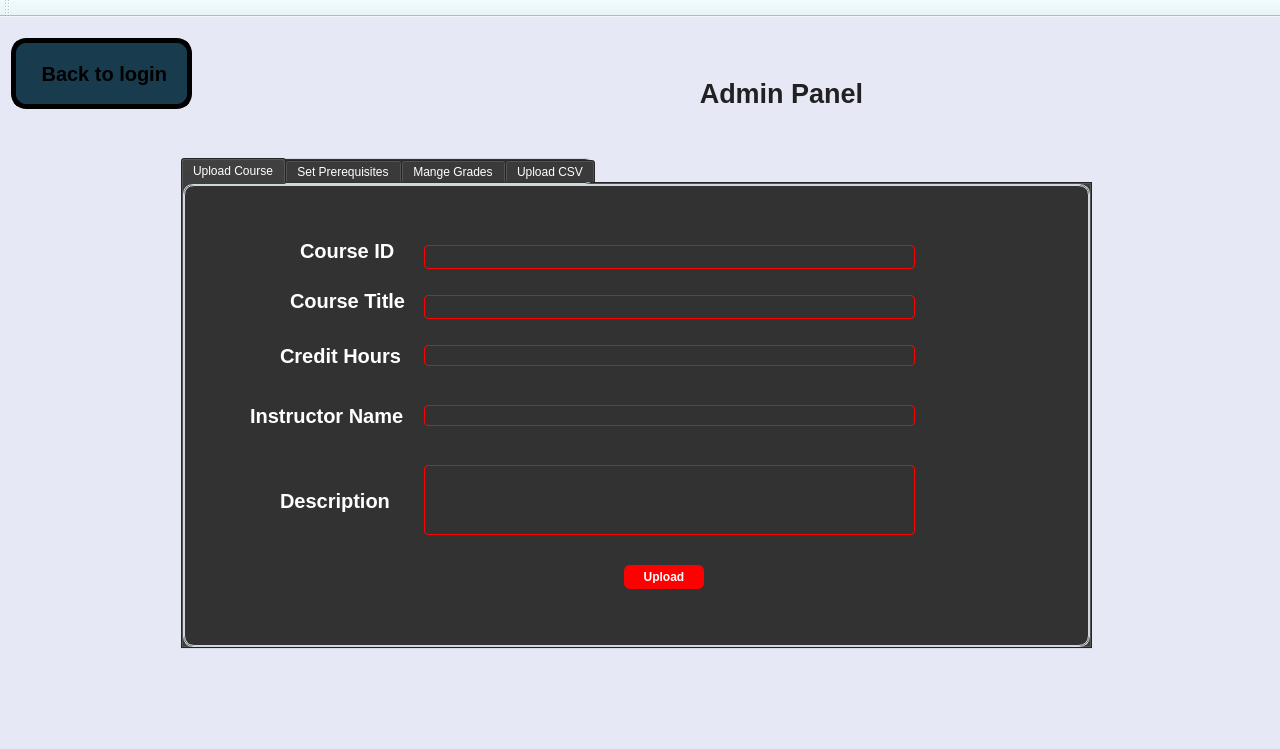
This is Coursify.ui in Ahmed-ElGoharyy/Coursifyy as Qt 5 draws it before an edit. The edited form follows.
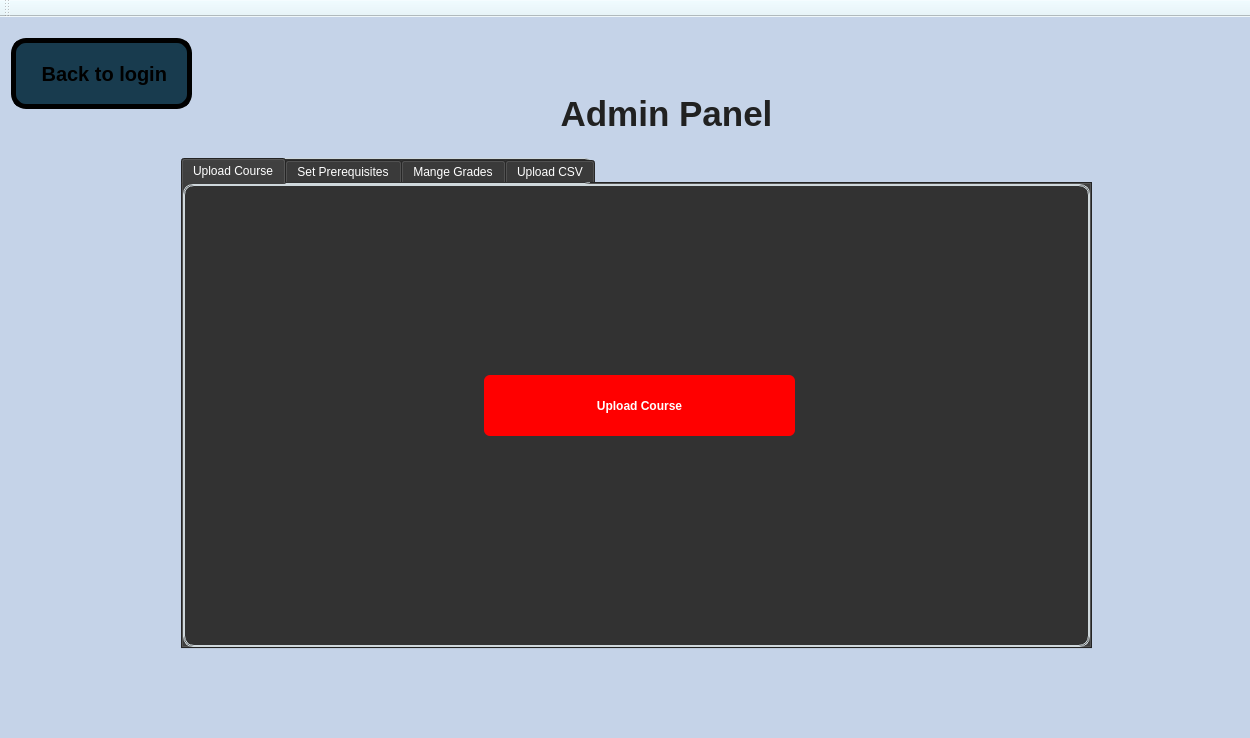
This is the edited form. The open tabs and pages were chosen to show the change. Icons and pictures are not drawn.

```diff
--- a/Coursify.ui
+++ b/Coursify.ui
@@ -6,8 +6,8 @@
    <rect>
     <x>0</x>
     <y>0</y>
-    <width>1280</width>
-    <height>749</height>
+    <width>1250</width>
+    <height>738</height>
    </rect>
   </property>
   <property name="palette">
@@ -490,7 +490,7 @@
     </size>
    </property>
    <property name="styleSheet">
-    <string notr="true">background-color:#E7E8F5;</string>
+    <string notr="true">background-color: rgb(197, 211, 232);</string>
    </property>
    <layout class="QGridLayout" name="gridLayout">
     <item row="0" column="0">
@@ -3039,15 +3039,15 @@
        <widget class="QLabel" name="label_14">
         <property name="geometry">
          <rect>
-          <x>440</x>
-          <y>50</y>
-          <width>661</width>
+          <x>460</x>
+          <y>70</y>
+          <width>391</width>
           <height>31</height>
          </rect>
         </property>
         <property name="font">
          <font>
-          <pointsize>20</pointsize>
+          <pointsize>26</pointsize>
           <bold>true</bold>
          </font>
         </property>
@@ -3219,70 +3219,13 @@
          <attribute name="title">
           <string>Upload Course</string>
          </attribute>
-         <widget class="QLineEdit" name="lineEdit_courseID">
-          <property name="geometry">
-           <rect>
-            <x>240</x>
-            <y>60</y>
-            <width>491</width>
-            <height>24</height>
-           </rect>
-          </property>
-          <property name="styleSheet">
-           <string notr="true">
-   color:white;
-    border: 1px solid Red;
-    border-radius: 4px;
-    padding: 4px;
-
-</string>
-          </property>
-         </widget>
-         <widget class="QLineEdit" name="lineEdit_courseTitle">
-          <property name="geometry">
-           <rect>
-            <x>240</x>
-            <y>110</y>
-            <width>491</width>
-            <height>24</height>
-           </rect>
-          </property>
-          <property name="styleSheet">
-           <string notr="true">
-   color:white;
-    border: 1px solid Red;
-    border-radius: 4px;
-    padding: 4px;
-
-</string>
-          </property>
-         </widget>
-         <widget class="QTextEdit" name="textEdit_description">
-          <property name="geometry">
-           <rect>
-            <x>240</x>
-            <y>280</y>
-            <width>491</width>
-            <height>70</height>
-           </rect>
-          </property>
-          <property name="styleSheet">
-           <string notr="true">
-   color:white;
-    border: 1px solid Red;
-    border-radius: 4px;
-    padding: 4px;
-
-</string>
-          </property>
-         </widget>
          <widget class="QPushButton" name="pushButton_uploadDescription">
           <property name="geometry">
            <rect>
-            <x>440</x>
-            <y>380</y>
-            <width>80</width>
-            <height>24</height>
+            <x>300</x>
+            <y>190</y>
+            <width>311</width>
+            <height>61</height>
            </rect>
           </property>
           <property name="styleSheet">
@@ -3304,184 +3247,7 @@
 </string>
           </property>
           <property name="text">
-           <string>Upload</string>
-          </property>
-         </widget>
-         <widget class="QLabel" name="label">
-          <property name="enabled">
-           <bool>true</bool>
-          </property>
-          <property name="geometry">
-           <rect>
-            <x>110</x>
-            <y>50</y>
-            <width>111</width>
-            <height>31</height>
-           </rect>
-          </property>
-          <property name="font">
-           <font>
-            <pointsize>15</pointsize>
-            <italic>false</italic>
-            <bold>true</bold>
-            <strikeout>false</strikeout>
-           </font>
-          </property>
-          <property name="styleSheet">
-           <string notr="true">color: rgb(255, 255, 255);
-border-color:rgb(50, 50, 50);
-
-font-weight: bold;
-</string>
-          </property>
-          <property name="text">
-           <string>Course ID</string>
-          </property>
-         </widget>
-         <widget class="QLabel" name="label_2">
-          <property name="geometry">
-           <rect>
-            <x>100</x>
-            <y>100</y>
-            <width>131</width>
-            <height>31</height>
-           </rect>
-          </property>
-          <property name="font">
-           <font>
-            <pointsize>15</pointsize>
-            <bold>true</bold>
-           </font>
-          </property>
-          <property name="styleSheet">
-           <string notr="true">color: rgb(255, 255, 255);
-border-color:rgb(50, 50, 50);
-
-font-weight: bold;
-</string>
-          </property>
-          <property name="text">
-           <string>Course Title</string>
-          </property>
-         </widget>
-         <widget class="QLabel" name="label_3">
-          <property name="geometry">
-           <rect>
-            <x>90</x>
-            <y>300</y>
-            <width>131</width>
-            <height>31</height>
-           </rect>
-          </property>
-          <property name="font">
-           <font>
-            <pointsize>15</pointsize>
-            <bold>true</bold>
-           </font>
-          </property>
-          <property name="styleSheet">
-           <string notr="true">color: rgb(255, 255, 255);
-border-color:rgb(50, 50, 50);
-
-font-weight: bold;
-</string>
-          </property>
-          <property name="text">
-           <string>Description</string>
-          </property>
-         </widget>
-         <widget class="QLineEdit" name="lineEdit_creditHours">
-          <property name="geometry">
-           <rect>
-            <x>240</x>
-            <y>160</y>
-            <width>491</width>
-            <height>21</height>
-           </rect>
-          </property>
-          <property name="styleSheet">
-           <string notr="true">
-   color:white;
-    border: 1px solid Red;
-    border-radius: 4px;
-    padding: 4px;
-
-</string>
-          </property>
-         </widget>
-         <widget class="QLineEdit" name="lineEdit_instructor">
-          <property name="geometry">
-           <rect>
-            <x>240</x>
-            <y>220</y>
-            <width>491</width>
-            <height>21</height>
-           </rect>
-          </property>
-          <property name="styleSheet">
-           <string notr="true">
-   color:white;
-    border: 1px solid Red;
-    border-radius: 4px;
-    padding: 4px;
-
-</string>
-          </property>
-         </widget>
-         <widget class="QLabel" name="label_19">
-          <property name="geometry">
-           <rect>
-            <x>90</x>
-            <y>160</y>
-            <width>141</width>
-            <height>21</height>
-           </rect>
-          </property>
-          <property name="font">
-           <font>
-            <pointsize>15</pointsize>
-            <bold>true</bold>
-           </font>
-          </property>
-          <property name="styleSheet">
-           <string notr="true">color: rgb(255, 255, 255);
-border-color:rgb(50, 50, 50);
-
-font-weight: bold;
-</string>
-          </property>
-          <property name="frameShape">
-           <enum>QFrame::Shape::Panel</enum>
-          </property>
-          <property name="text">
-           <string>Credit Hours</string>
-          </property>
-         </widget>
-         <widget class="QLabel" name="label_20">
-          <property name="geometry">
-           <rect>
-            <x>60</x>
-            <y>210</y>
-            <width>171</width>
-            <height>41</height>
-           </rect>
-          </property>
-          <property name="font">
-           <font>
-            <pointsize>15</pointsize>
-            <bold>true</bold>
-            <kerning>true</kerning>
-           </font>
-          </property>
-          <property name="styleSheet">
-           <string notr="true">color: rgb(255, 255, 255);
-border-color:rgb(50, 50, 50);
-
-font-weight: bold;
-</string>
-          </property>
-          <property name="text">
-           <string>Instructor Name</string>
+           <string>Upload Course</string>
           </property>
          </widget>
         </widget>
```
Left out of the diff: 301 changed lines with no effect on the pictures.
